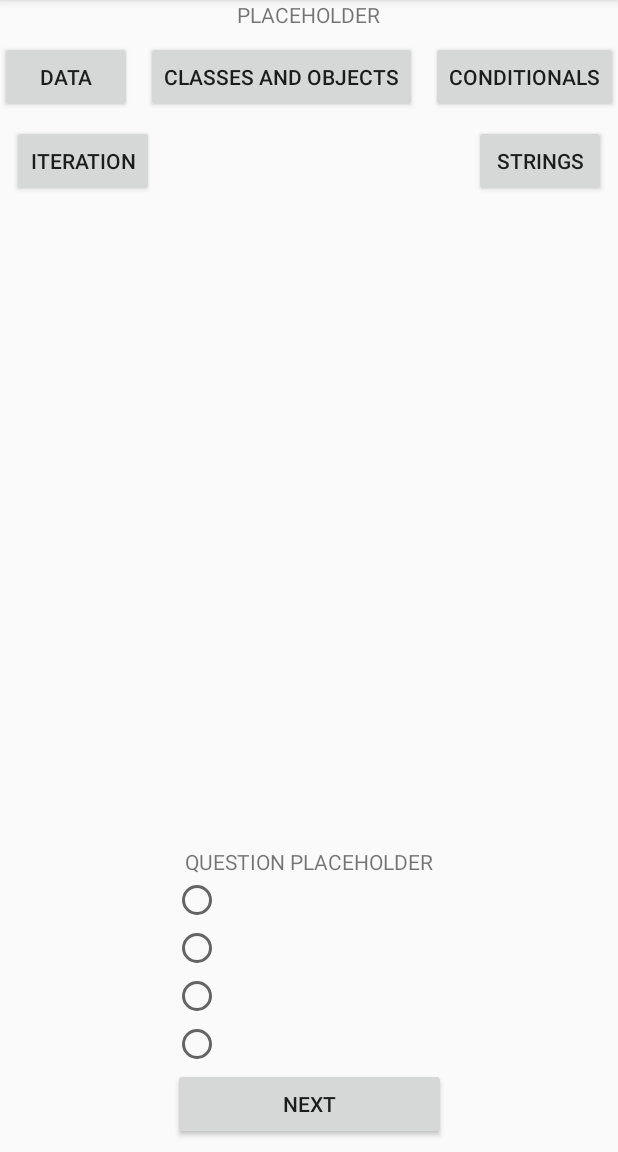
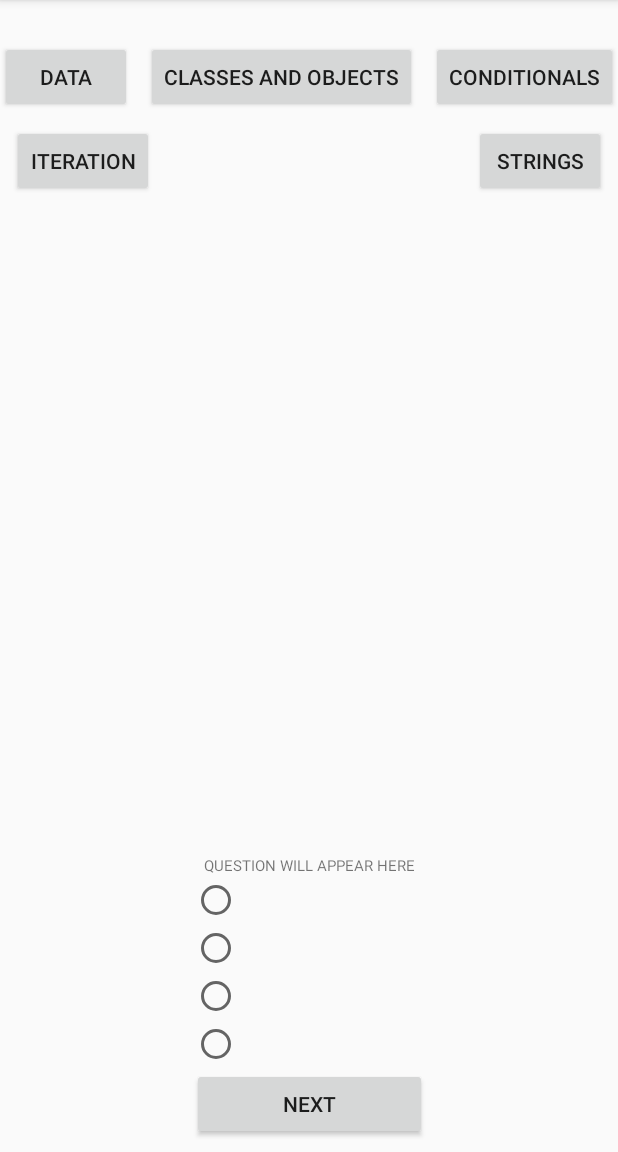
Before and after one commit to sam-ng/APCompSciQuizApp, an Android app: the screen it shows after launch (MainActivity), on a phone screen of 412 x 824 dp, the part 84-1236 px from its top. Run offline under Robolectric (Android 15) with nearby library versions, the phone set to English and light mode, and no system bars; our stand-ins replace Room's generated code; libraries missing offline, so code that uses them is left out: com.fstyle.library; 1 statement that could not run was skipped.

```diff
--- a/app/src/main/res/layout/activity_main.xml
+++ b/app/src/main/res/layout/activity_main.xml
@@ -13,7 +13,6 @@
         android:layout_height="wrap_content"
         android:layout_marginEnd="8dp"
         android:layout_marginStart="8dp"
-        android:text="PLACEHOLDER"
         android:textSize="14sp"
         app:layout_constraintEnd_toEndOf="parent"
         app:layout_constraintStart_toStartOf="parent"
@@ -83,7 +82,8 @@
             android:layout_marginEnd="8dp"
             android:layout_marginStart="8dp"
             android:layout_marginTop="8dp"
-            android:text="QUESTION PLACEHOLDER"
+            android:text="QUESTION WILL APPEAR HERE"
+            android:textSize="10sp"
             app:layout_constraintEnd_toEndOf="parent"
             app:layout_constraintStart_toStartOf="parent"
             app:layout_constraintTop_toBottomOf="@+id/iteration" />
@@ -99,25 +99,29 @@
                 android:id="@+id/choiceA"
                 android:layout_width="match_parent"
                 android:layout_height="wrap_content"
-                android:layout_weight="1" />
+                android:layout_weight="1"
+                android:textSize="10sp" />
 
             <RadioButton
                 android:id="@+id/choiceB"
                 android:layout_width="match_parent"
                 android:layout_height="wrap_content"
-                android:layout_weight="1" />
+                android:layout_weight="1"
+                android:textSize="10sp" />
 
             <RadioButton
                 android:id="@+id/choiceC"
                 android:layout_width="match_parent"
                 android:layout_height="wrap_content"
-                android:layout_weight="1" />
+                android:layout_weight="1"
+                android:textSize="10sp" />
 
             <RadioButton
                 android:id="@+id/choiceD"
                 android:layout_width="wrap_content"
                 android:layout_height="wrap_content"
-                android:layout_weight="1" />
+                android:layout_weight="1"
+                android:textSize="10sp" />
 
             <Button
                 android:id="@+id/next"
--- a/app/src/main/res/layout/activity_result.xml
+++ b/app/src/main/res/layout/activity_result.xml
@@ -14,6 +14,7 @@
         android:layout_marginEnd="8dp"
         android:layout_marginStart="8dp"
         android:layout_marginTop="8dp"
+        android:textSize="24sp"
         app:layout_constraintEnd_toEndOf="parent"
         app:layout_constraintStart_toStartOf="parent"
         app:layout_constraintTop_toTopOf="parent" />
@@ -26,6 +27,7 @@
         android:layout_marginEnd="8dp"
         android:layout_marginStart="8dp"
         android:layout_marginTop="8dp"
+        android:textSize="24sp"
         app:layout_constraintBottom_toBottomOf="parent"
         app:layout_constraintEnd_toEndOf="parent"
         app:layout_constraintStart_toStartOf="parent"
```
Also changed, not shown: app/build.gradle (+13 -12 lines), app/src/main/java/com/example/sam/apcompsciquizapp/MainActivity.java (+20 -10 lines), app/src/main/java/com/example/sam/apcompsciquizapp/QuizDao.java (+5 -2 lines), app/src/main/java/com/example/sam/apcompsciquizapp/ResultActivity.java (+7 -1 lines), app/src/main/assets/Databases/QuizApp.db.
